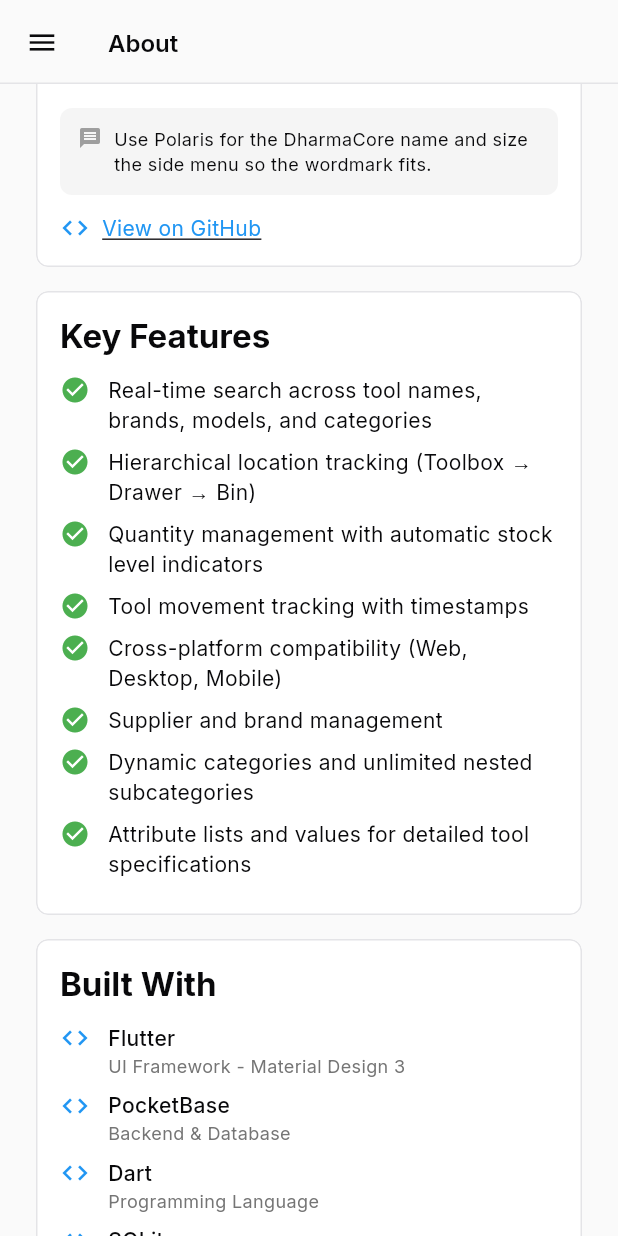
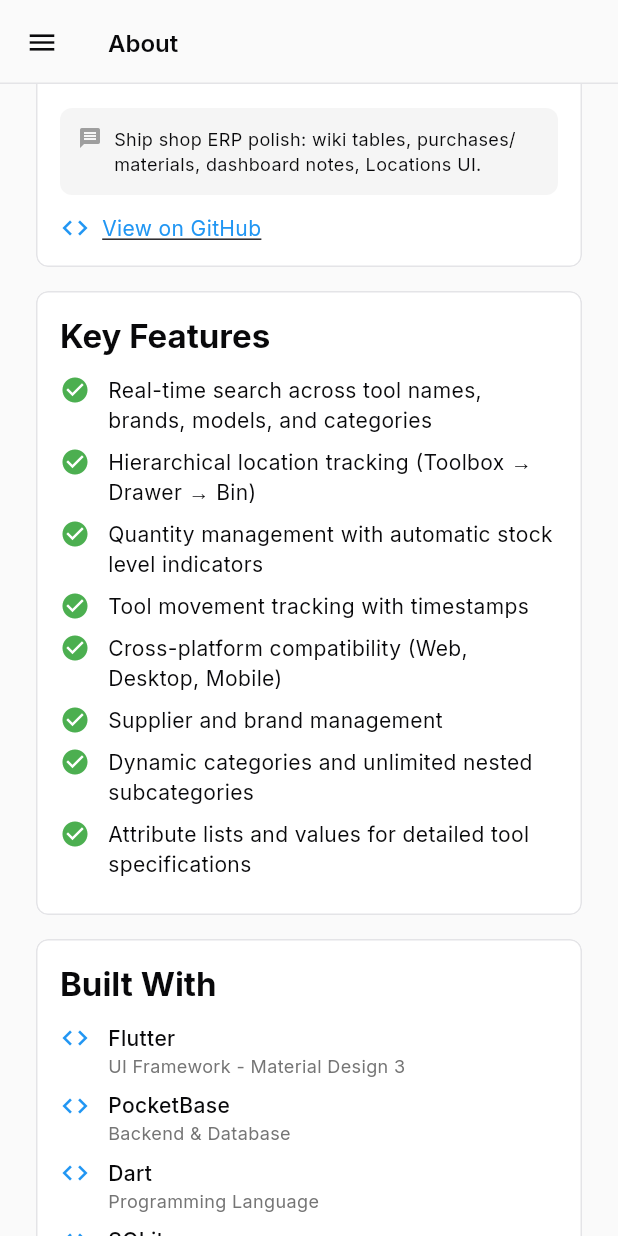
Before and after one commit to Gujustud/cribhub_v2, a Flutter app: the AboutScreen screen opened directly, scrolled down 576 dp, on a phone screen of 412 x 824 dp. Run offline on Flutter 3.47's test engine with Material 3 defaults, Android fonts, the phone set to English and light mode, and no system bars; our stand-ins replace file_picker, flutter_markdown, google_fonts, package_info_plus, pocketbase, shared_preferences; missing offline and left inert: dart:html, dart:ui_web, markdown, qr; accounts and stored records are empty; network calls fail.

Commit message:
Record web build git_info for 53a2c51.

```diff
--- a/lib/git_info.dart
+++ b/lib/git_info.dart
@@ -1,9 +1,9 @@
 // Generated by scripts/update_git_info.ps1 - do not edit by hand
 
 class GitInfo {
-  static const String commitHash = '12ad9d1b519bb4e2fa8e5a2ea9be91be1f8ff8d6';
-  static const String shortHash = '12ad9d1';
-  static const String commitMessage = "Use Polaris for the DharmaCore name and size the side menu so the wordmark fits.";
+  static const String commitHash = '53a2c5197585a39ea0835d8e320b8f05a1e0af72';
+  static const String shortHash = '53a2c51';
+  static const String commitMessage = "Ship shop ERP polish: wiki tables, purchases/materials, dashboard notes, Locations UI.";
   static const String branch = 'main';
   static const String repositoryUrl = 'https://github.com/gujustud/cribhub_v2';
 
```
